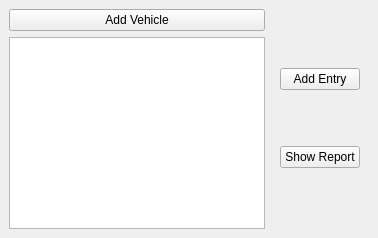
The window that src/views/main_window.ui (xXFirst555Xx/FuelTracker) describes before a commit, drawn with Qt 5.
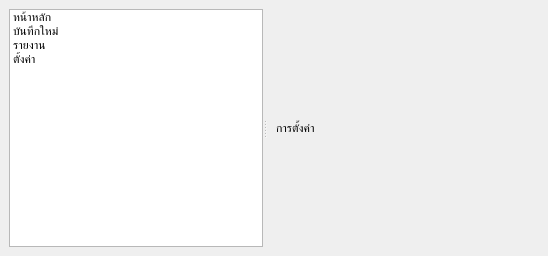
The same window after the commit. The open tabs and pages were chosen to show the change.

Patch:
```diff
--- a/src/views/main_window.ui
+++ b/src/views/main_window.ui
@@ -8,11 +8,45 @@
   <widget class="QWidget" name="centralwidget">
    <layout class="QHBoxLayout" name="mainLayout">
     <item>
-     <layout class="QVBoxLayout" name="sidebarLayout">
+     <widget class="QSplitter" name="mainSplitter">
+      <property name="orientation">
+       <enum>Qt::Horizontal</enum>
+      </property>
+      <widget class="QListWidget" name="sidebarList">
+       <property name="minimumWidth">
+        <number>200</number>
+       </property>
+       <property name="maximumWidth">
+        <number>200</number>
+       </property>
+       <item>
+        <property name="text">
+         <string>หน้าหลัก</string>
+        </property>
+       </item>
+       <item>
+        <property name="text">
+         <string>บันทึกใหม่</string>
+        </property>
+       </item>
+       <item>
+        <property name="text">
+         <string>รายงาน</string>
+        </property>
+       </item>
+       <item>
+        <property name="text">
+         <string>ตั้งค่า</string>
+        </property>
+       </item>
+      </widget>
+      <widget class="QStackedWidget" name="stackedWidget">
+       <widget class="QWidget" name="dashboardPage">
+        <layout class="QVBoxLayout" name="dashboardLayout">
       <item>
        <widget class="QPushButton" name="addVehicleButton">
         <property name="text">
-         <string>Add Vehicle</string>
+            <string>เพิ่มยานพาหนะ</string>
         </property>
        </widget>
       </item>
@@ -20,22 +54,13 @@
        <widget class="QListWidget" name="vehicleListWidget"/>
       </item>
      </layout>
-    </item>
-    <item>
-     <widget class="QStackedWidget" name="stackedWidget">
-      <widget class="QWidget" name="entryPage">
-       <layout class="QVBoxLayout" name="verticalLayout">
+       </widget>
+       <widget class="QWidget" name="addEntryPage">
+        <layout class="QVBoxLayout" name="entryLayout">
         <item>
          <widget class="QPushButton" name="addEntryButton">
           <property name="text">
-           <string>Add Entry</string>
-          </property>
-         </widget>
-        </item>
-        <item>
-         <widget class="QPushButton" name="reportButton">
-          <property name="text">
-           <string>Show Report</string>
+            <string>เพิ่มข้อมูลการเติมน้ำมัน</string>
           </property>
          </widget>
         </item>
@@ -58,6 +83,18 @@
          </widget>
         </item>
        </layout>
+       </widget>
+       <widget class="QWidget" name="settingsPage">
+        <layout class="QVBoxLayout" name="settingsLayout">
+         <item>
+          <widget class="QLabel" name="settingsLabel">
+           <property name="text">
+            <string>การตั้งค่า</string>
+           </property>
+          </widget>
+         </item>
+        </layout>
+       </widget>
       </widget>
      </widget>
     </item>
```
Left out of the diff: 12 changed lines with no effect on the pictures. Lines whose indentation alone changed are shown as unchanged.
